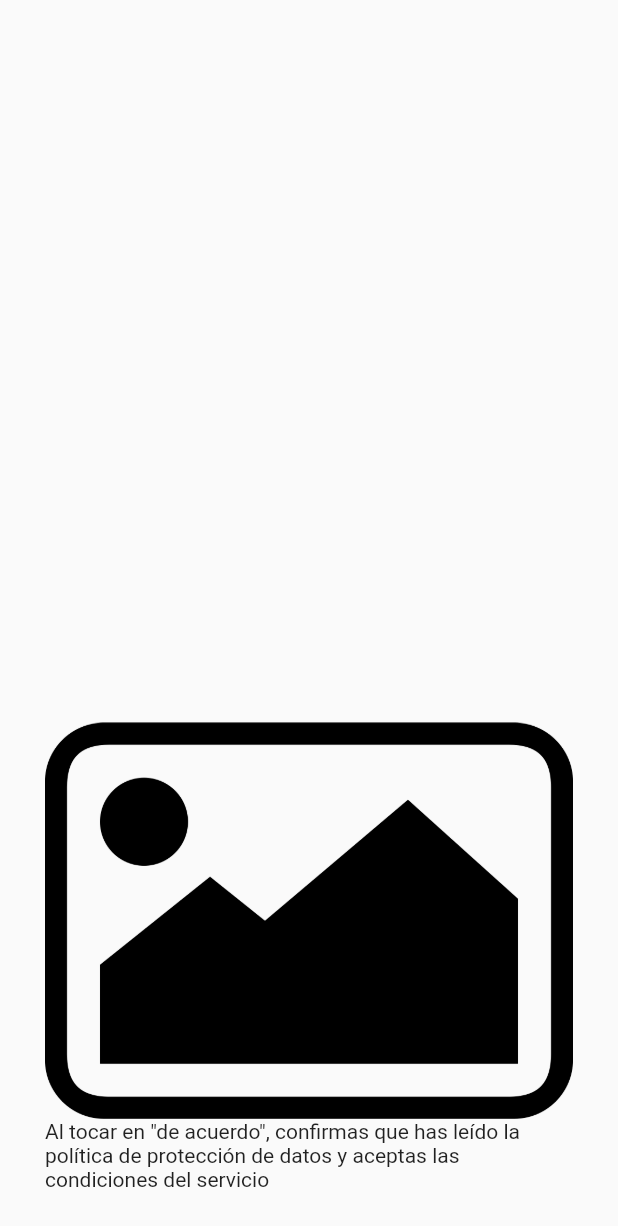
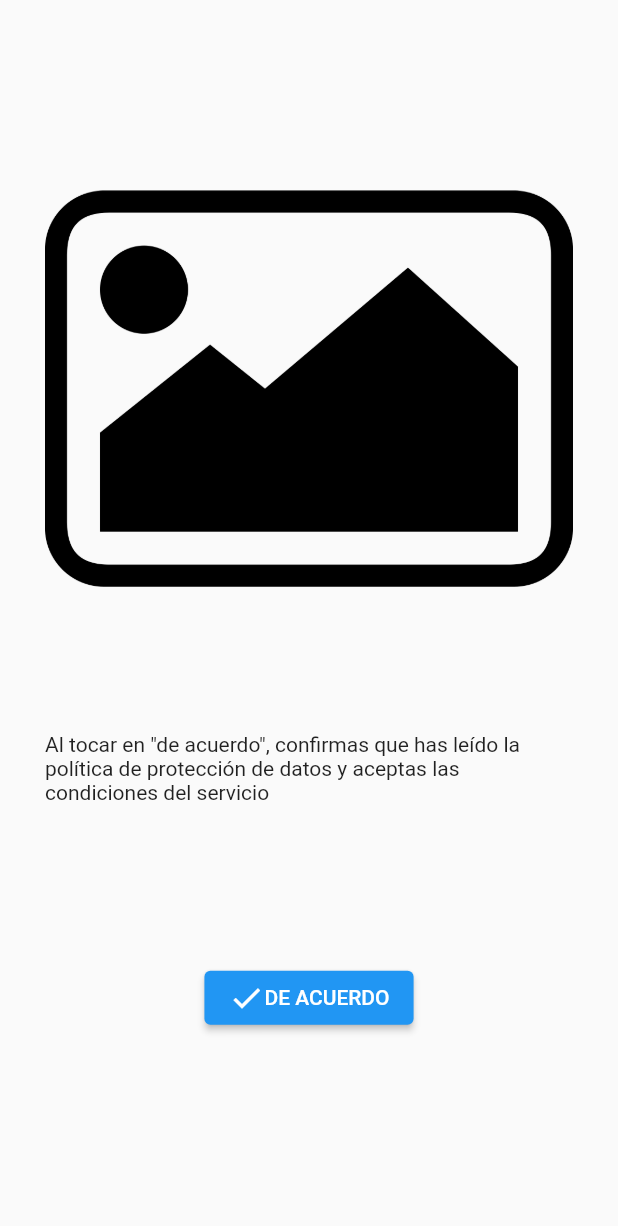
Before and after one commit to elMerra/eventually, a Flutter app: the screen it shows after launch, on a phone screen of 412 x 824 dp. Shown: the top 1226 px of the screen. Run offline on Flutter 3.47's test engine with Material 2 defaults, Android fonts, the phone set to English and light mode, and no system bars; missing offline and left inert: animated_radial_menu, hidable.

Commit message:
Fixed paramethers entry problem

```diff
--- a/lib/screens/IntroScreens/introScreen.dart
+++ b/lib/screens/IntroScreens/introScreen.dart
@@ -8,14 +8,14 @@ class IntroScreen extends StatelessWidget {
   Widget build(BuildContext context) {
     return Scaffold(
       body: Container(
-        padding: EdgeInsets.all(30),
+        padding: const EdgeInsets.all(30),
         child: Column(
-          crossAxisAlignment: CrossAxisAlignment.center,
-          mainAxisAlignment: MainAxisAlignment.end,
-          children: [
+          mainAxisAlignment: MainAxisAlignment.spaceEvenly,
+          children: <Widget>[
             Image.asset('assets/images/image.png'),
             const Text(
                 'Al tocar en "de acuerdo", confirmas que has leído la política de protección de datos y aceptas las condiciones del servicio'),
+            const Button1(buttonText: 'DE ACUERDO', iconName: Icons.check)
           ],
         ),
       ),
--- a/lib/widgets/allButtons.dart
+++ b/lib/widgets/allButtons.dart
@@ -2,9 +2,11 @@ import 'package:flutter/material.dart';
 
 //This is button 1
 class Button1 extends StatelessWidget {
+  final iconName;
   final String buttonText;
 
-  const Button1({Key? key, required this.buttonText}) : super(key: key);
+  const Button1({Key? key, required this.buttonText, required this.iconName})
+      : super(key: key);
 
   @override
   Widget build(BuildContext context) {
@@ -15,12 +17,19 @@ class Button1 extends StatelessWidget {
           ),
         );
 
-    return Center(
-      child: ButtonBar(
+    return ButtonBar(
+      alignment: MainAxisAlignment.center,
       children: <Widget>[
-          ElevatedButton(onPressed: _showSnack, child: Text(buttonText))
+        ElevatedButton(
+          onPressed: _showSnack,
+          child: Row(
+            children: <Widget>[
+              Icon(iconName),
+              Text(buttonText),
             ],
           ),
+        ),
+      ],
     );
   }
 }
@@ -43,15 +52,14 @@ class Button2 extends StatelessWidget {
           ),
         );
 
-    return Center(
-      child: ButtonBar(
+    return ButtonBar(
+      alignment: MainAxisAlignment.center,
       children: <Widget>[
         TextButton(
           onPressed: _showSnack,
           child: Text(buttonText),
         ),
       ],
-      ),
     );
   }
 }
@@ -89,10 +97,8 @@ class Button3 extends StatelessWidget {
 //This is button 4
 class Button4 extends StatelessWidget {
   final iconName;
-  final String buttonText;
 
-  const Button4({Key? key, required this.iconName, required this.buttonText})
-      : super(key: key);
+  const Button4({Key? key, required this.iconName}) : super(key: key);
 
   @override
   Widget build(BuildContext context) {
```
Lines whose indentation alone changed are shown as unchanged.
